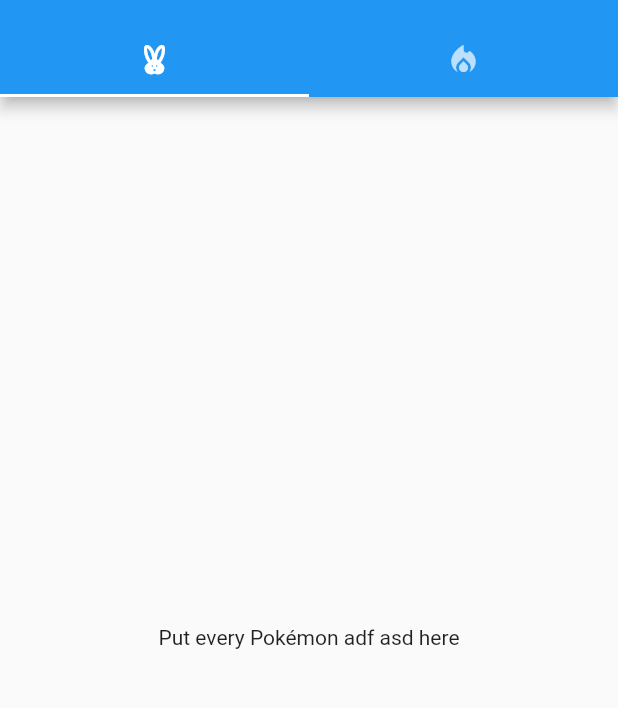
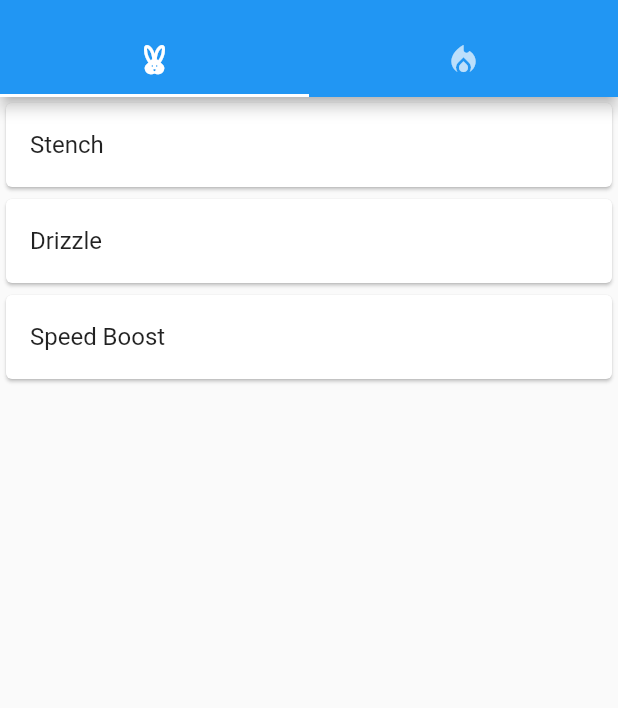
Before and after one commit to JorisDouvenIlionx/DexAppFlutter, a Flutter app: the screen it shows after launch, on a phone screen of 412 x 824 dp, the part 59-767 px from its top. Run offline on Flutter 3.47's test engine with Material 2 defaults, Android fonts, the phone set to English and light mode, and no system bars.

Commit message:
Added ability ListView & Details

```diff
--- a/lib/abilities.dart
+++ /dev/null
@@ -1,19 +0,0 @@
-import 'dart:html';
-
-import 'package:flutter/src/widgets/container.dart';
-import 'package:flutter/src/widgets/framework.dart';
-import 'package:flutter/widgets.dart';
-
-class Ability extends StatefulWidget {
-  const Ability({super.key});
-
-  @override
-  State<Ability> createState() => _AbilityState();
-}
-
-class _AbilityState extends State<Ability> {
-  @override
-  Widget build(BuildContext context) {
-    return Center(child: Text("Put every Pokémon adf asd here"));
-  }
-}
--- /dev/null
+++ b/lib/abilities_list_view.dart
@@ -0,0 +1,52 @@
+import 'package:flutter/material.dart';
+import 'package:flutter_pokedex/ability_detail_screen.dart';
+
+import 'ability_model.dart';
+
+class AbilityListView extends StatefulWidget {
+  const AbilityListView({super.key});
+
+  @override
+  State<AbilityListView> createState() => _AbilityListViewState();
+}
+
+class _AbilityListViewState extends State<AbilityListView> {
+  static List<Ability> abilities = [
+    Ability(
+        name: "Stench",
+        id: 1,
+        effect:
+            "Has a 10% chance of making target Pokémon flinch with each hit."),
+    Ability(
+        name: "Drizzle",
+        id: 2,
+        effect: "Summons rain that lasts indefinitely upon entering battle."),
+    Ability(
+        name: "Speed Boost",
+        id: 3,
+        effect: "Raises Speed one stage after each turn.")
+  ];
+
+  @override
+  Widget build(BuildContext context) {
+    return ListView.builder(
+        itemCount: abilities.length,
+        itemBuilder: (context, index) {
+          final ability = abilities[index];
+
+          return Card(
+            child: ListTile(
+              title: Text(ability.name ?? "No Name Found"),
+              onTap: () => {
+                Navigator.push(
+                    context,
+                    MaterialPageRoute(
+                        builder: (context) => AbilityDetails(
+                              ability: ability,
+                            )))
+              },
+            ),
+          );
+        });
+  }
+}
--- a/lib/main.dart
+++ b/lib/main.dart
@@ -1,5 +1,5 @@
 import 'package:flutter/material.dart';
-import 'package:flutter_pokedex/abilities.dart';
+import 'package:flutter_pokedex/abilities_list_view.dart';
 
 void main() {
   runApp(const Pokedex());
@@ -25,7 +25,7 @@ class Pokedex extends StatelessWidget {
           ),
           body: const TabBarView(
             children: [
-              Ability(),
+              AbilityListView(),
               Center(child: Text("Put every Ability here")),
             ],
           ),
```
Also changed, not shown: lib/ability_detail_screen.dart (added, +18 -0 lines), lib/ability_model.dart (added, +62 -0 lines), 3 other files.
